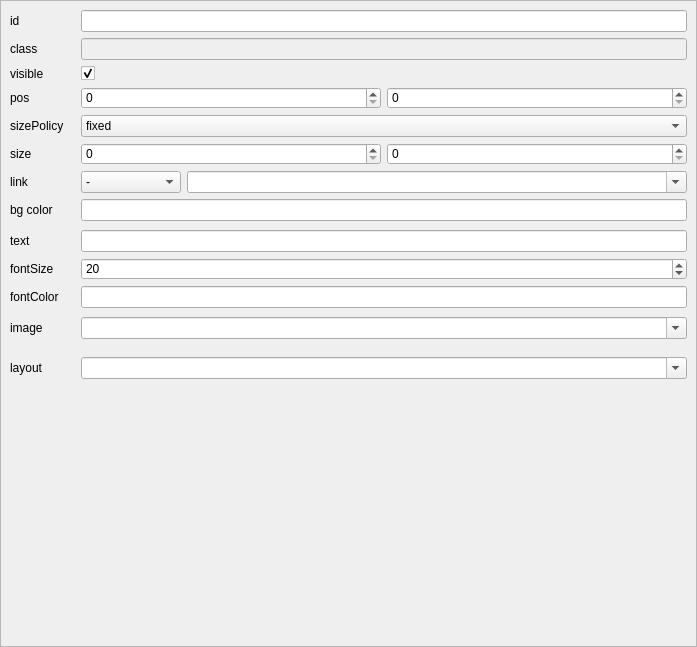
h13i32maru/navyjs-legacy2, file creator/src/n_layout_prop_edit.ui: the form before one commit.
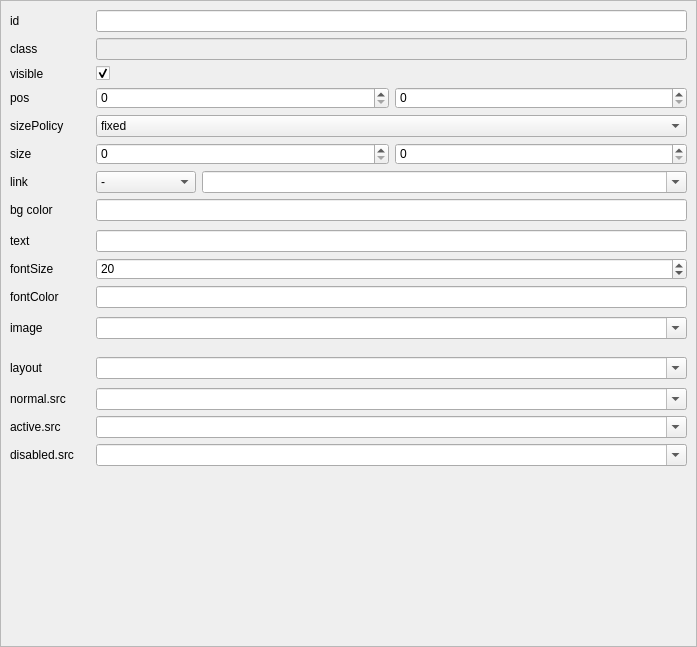
The form after the commit. Custom widgets are drawn as their Qt base class.

Commit message: Buttonに対応.

```diff
--- a/creator/src/n_layout_prop_edit.ui
+++ b/creator/src/n_layout_prop_edit.ui
@@ -21,7 +21,7 @@
   </property>
   <property name="styleSheet">
    <string notr="true">QLabel {
-  min-width: 65px;  
+  min-width: 80px;  
 }</string>
   </property>
   <layout class="QHBoxLayout" name="horizontalLayout">
@@ -362,6 +362,60 @@
          </layout>
         </widget>
        </item>
+       <item>
+        <widget class="QWidget" name="buttonViewWidget" native="true">
+         <layout class="QGridLayout" name="gridLayout_5">
+          <item row="1" column="1">
+           <widget class="NComboBox" name="extraActiveSrc">
+            <property name="editable">
+             <bool>true</bool>
+            </property>
+           </widget>
+          </item>
+          <item row="0" column="0">
+           <widget class="QLabel" name="label_15">
+            <property name="sizePolicy">
+             <sizepolicy hsizetype="Fixed" vsizetype="Preferred">
+              <horstretch>0</horstretch>
+              <verstretch>0</verstretch>
+             </sizepolicy>
+            </property>
+            <property name="text">
+             <string>normal.src</string>
+            </property>
+           </widget>
+          </item>
+          <item row="1" column="0">
+           <widget class="QLabel" name="label_14">
+            <property name="text">
+             <string>active.src</string>
+            </property>
+           </widget>
+          </item>
+          <item row="0" column="1">
+           <widget class="NComboBox" name="extraNormalSrc">
+            <property name="editable">
+             <bool>true</bool>
+            </property>
+           </widget>
+          </item>
+          <item row="2" column="0">
+           <widget class="QLabel" name="label_16">
+            <property name="text">
+             <string>disabled.src</string>
+            </property>
+           </widget>
+          </item>
+          <item row="2" column="1">
+           <widget class="NComboBox" name="extraDisabledSrc">
+            <property name="editable">
+             <bool>true</bool>
+            </property>
+           </widget>
+          </item>
+         </layout>
+        </widget>
+       </item>
        <item>
         <spacer name="verticalSpacer">
          <property name="orientation">
```
The commit also changes 5 other files.
